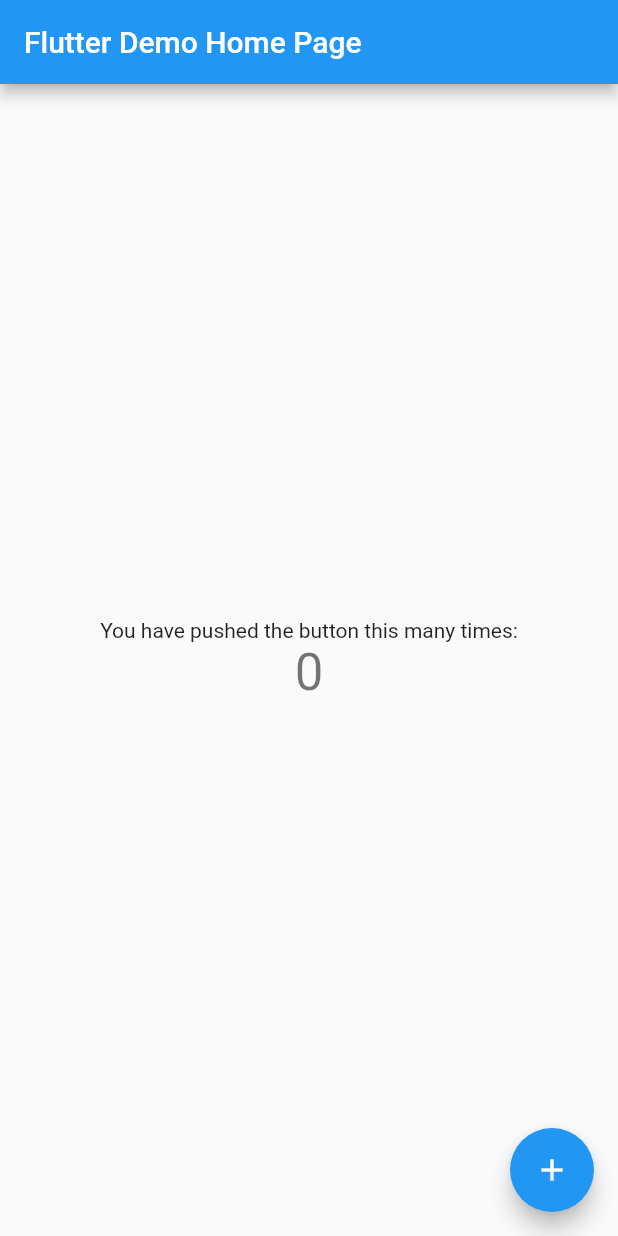
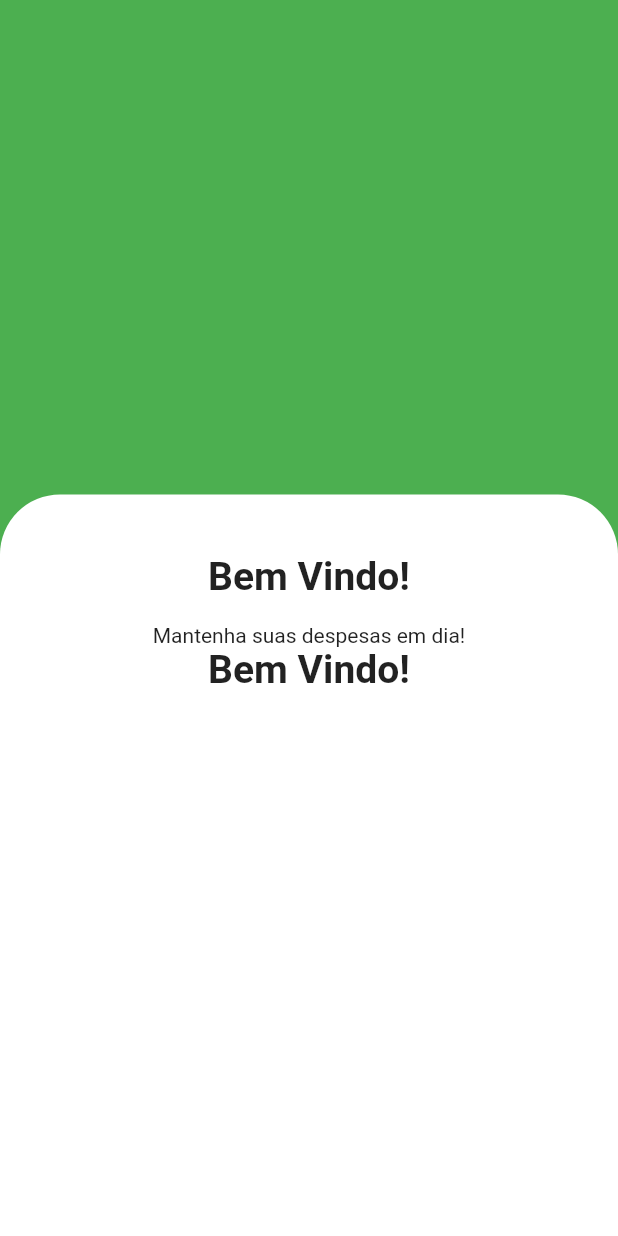
Before and after one commit to Vinicius-C-Castro/ReggistreApp, a Flutter app: the screen it shows after launch, on a phone screen of 412 x 824 dp. Run offline on Flutter 3.47's test engine with Material 2 defaults, Android fonts, the phone set to English and light mode, and no system bars.

Commit message:
feat: :lipstick: início da construção da tela de login

```diff
--- a/lib/main.dart
+++ b/lib/main.dart
@@ -1,4 +1,6 @@
 import 'package:flutter/material.dart';
+
+import 'modules/login/login_page.dart';
 
 void main() {
   runApp(MyApp());
@@ -26,92 +28,7 @@
         // closer together (more dense) than on mobile platforms.
         visualDensity: VisualDensity.adaptivePlatformDensity,
       ),
-      home: MyHomePage(title: 'Flutter Demo Home Page'),
+      home: LoginPage(),
     );
   }
 }
-
-class MyHomePage extends StatefulWidget {
-  MyHomePage({Key key, this.title}) : super(key: key);
-
-  // This widget is the home page of your application. It is stateful, meaning
-  // that it has a State object (defined below) that contains fields that affect
-  // how it looks.
-
-  // This class is the configuration for the state. It holds the values (in this
-  // case the title) provided by the parent (in this case the App widget) and
-  // used by the build method of the State. Fields in a Widget subclass are
-  // always marked "final".
-
-  final String title;
-
-  @override
-  _MyHomePageState createState() => _MyHomePageState();
-}
-
-class _MyHomePageState extends State<MyHomePage> {
-  int _counter = 0;
-
-  void _incrementCounter() {
-    setState(() {
-      // This call to setState tells the Flutter framework that something has
-      // changed in this State, which causes it to rerun the build method below
-      // so that the display can reflect the updated values. If we changed
-      // _counter without calling setState(), then the build method would not be
-      // called again, and so nothing would appear to happen.
-      _counter++;
-    });
-  }
-
-  @override
-  Widget build(BuildContext context) {
-    // This method is rerun every time setState is called, for instance as done
-    // by the _incrementCounter method above.
-    //
-    // The Flutter framework has been optimized to make rerunning build methods
-    // fast, so that you can just rebuild anything that needs updating rather
-    // than having to individually change instances of widgets.
-    return Scaffold(
-      appBar: AppBar(
-        // Here we take the value from the MyHomePage object that was created by
-        // the App.build method, and use it to set our appbar title.
-        title: Text(widget.title),
-      ),
-      body: Center(
-        // Center is a layout widget. It takes a single child and positions it
-        // in the middle of the parent.
-        child: Column(
-          // Column is also a layout widget. It takes a list of children and
-          // arranges them vertically. By default, it sizes itself to fit its
-          // children horizontally, and tries to be as tall as its parent.
-          //
-          // Invoke "debug painting" (press "p" in the console, choose the
-          // "Toggle Debug Paint" action from the Flutter Inspector in Android
-          // Studio, or the "Toggle Debug Paint" command in Visual Studio Code)
-          // to see the wireframe for each widget.
-          //
-          // Column has various properties to control how it sizes itself and
-          // how it positions its children. Here we use mainAxisAlignment to
-          // center the children vertically; the main axis here is the vertical
-          // axis because Columns are vertical (the cross axis would be
-          // horizontal).
-          mainAxisAlignment: MainAxisAlignment.center,
-          children: <Widget>[
-            Text(
-              'You have pushed the button this many times:',
-            ),
-            Text(
-              '$_counter',
-              style: Theme.of(context).textTheme.headline4,
-            ),
-          ],
-        ),
-      ),
-      floatingActionButton: FloatingActionButton(
-        onPressed: _incrementCounter,
-        tooltip: 'Increment',
-        child: Icon(Icons.add),
-      ), // This trailing comma makes auto-formatting nicer for build methods.
-    );
-  }
-}
--- /dev/null
+++ b/lib/modules/login/login_page.dart
@@ -0,0 +1,55 @@
+import 'package:flutter/material.dart';
+
+class LoginPage extends StatefulWidget {
+  const LoginPage({Key key}) : super(key: key);
+
+  @override
+  _LoginPageState createState() => _LoginPageState();
+}
+
+class _LoginPageState extends State<LoginPage> {
+  @override
+  Widget build(BuildContext context) {
+    final size = MediaQuery.of(context).size;
+    return Scaffold(
+      body: Stack(
+        children: [
+          Container(
+            width: size.width,
+            height: size.height,
+            color: Colors.green,
+          ),
+          Align(
+              alignment: Alignment.bottomCenter,
+              child:  Container(
+                width: size.width,
+                height: size.height * 0.6,
+                decoration: BoxDecoration(
+                    color: Colors.white,
+                    borderRadius: BorderRadius.only(
+                        topLeft: Radius.circular(40),
+                        topRight: Radius.circular(40),
+                    )
+                ),
+                child: Padding(
+                  padding: const EdgeInsets.only(top: 40, left: 32, right: 32),
+                  child: Column(
+                    children: [
+                      Text("Bem Vindo!", style: TextStyle(fontWeight: FontWeight.bold, fontSize: 26)
+                      ),
+                      SizedBox(
+                        height: 16,
+                      ),
+                      Text("Mantenha suas despesas em dia!"),
+                      Text("Bem Vindo!", style: TextStyle(fontWeight: FontWeight.bold, fontSize: 26)
+                      ),
+                    ],
+                  ),
+                ),
+              )
+          )
+        ],
+      )
+    );
+  }
+}
```
Also changed, not shown: 1 other file.
